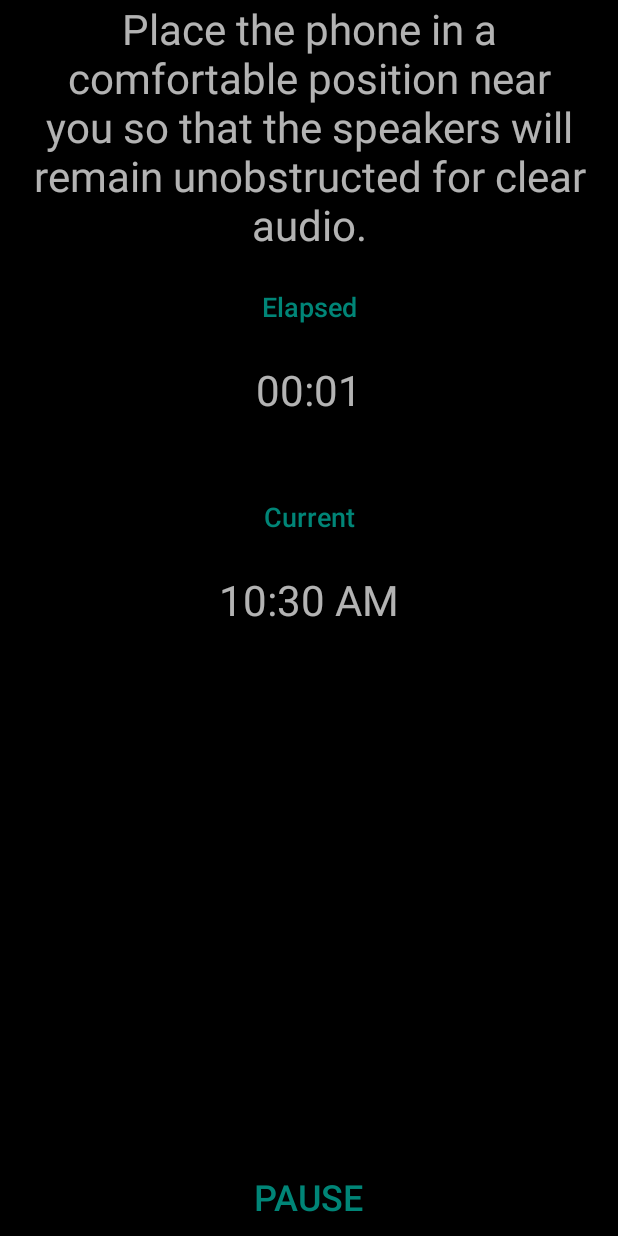
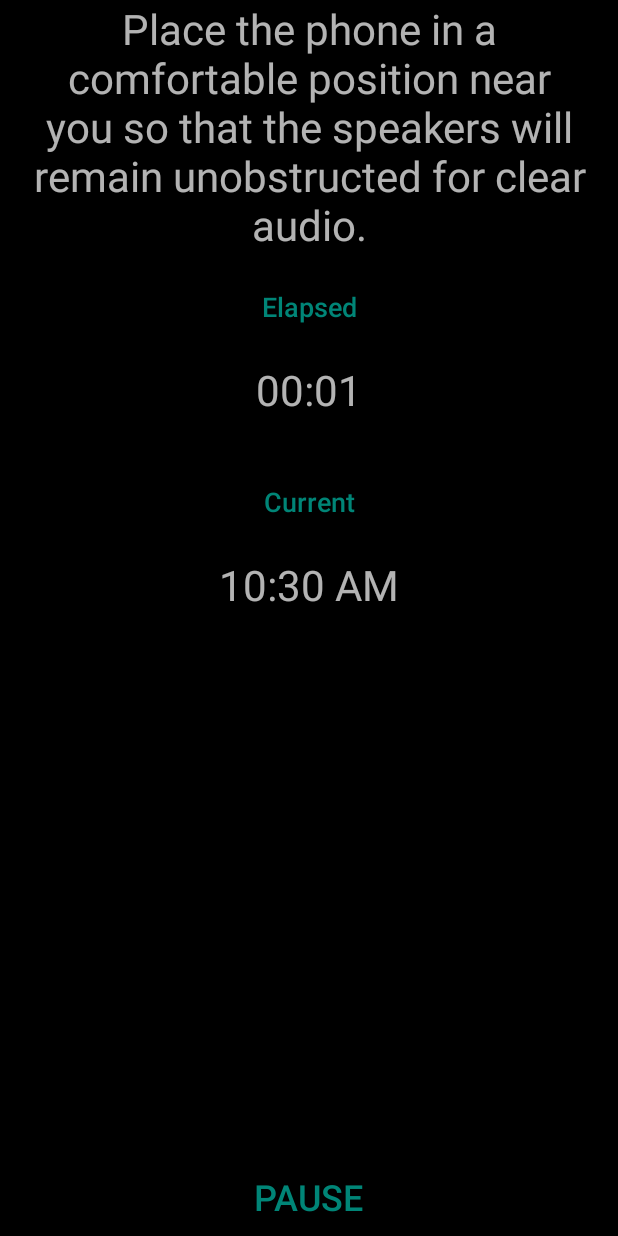
Before and after one commit to SRI-CSL/lingoboost, an Android app: the SleepMode screen opened directly, with no data from a screen before it, on a phone screen of 412 x 824 dp. Run offline under Robolectric (Android 15) with nearby library versions, the phone set to English and light mode, and no system bars; libraries missing offline, so code that uses them is left out: com.github.kittinunf.fuel; 1 statement that could not run was skipped.

Commit message:
Slight visual tweak for debug

```diff
--- a/app/src/main/res/layout/activity_sleep_mode.xml
+++ b/app/src/main/res/layout/activity_sleep_mode.xml
@@ -92,7 +92,7 @@
             android:layout_width="wrap_content"
             android:layout_height="wrap_content"
             android:layout_below="@id/text_view_elapsed_time"
-            android:layout_marginTop="42dp"
+            android:layout_marginTop="32dp"
             android:layout_centerHorizontal="true"
             android:textAllCaps="false"
             android:textSize="18.0sp"
```
